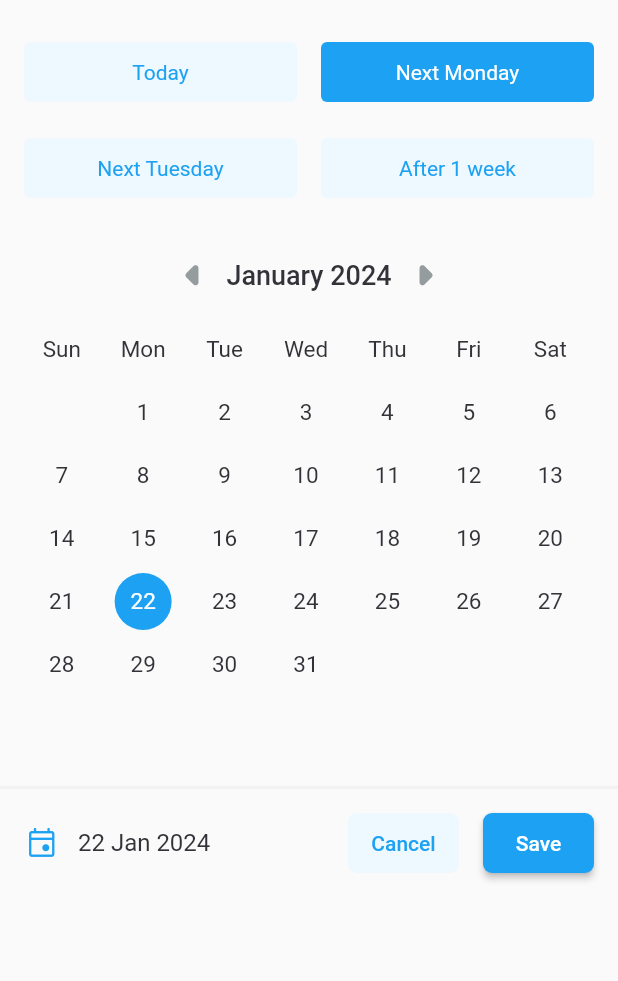
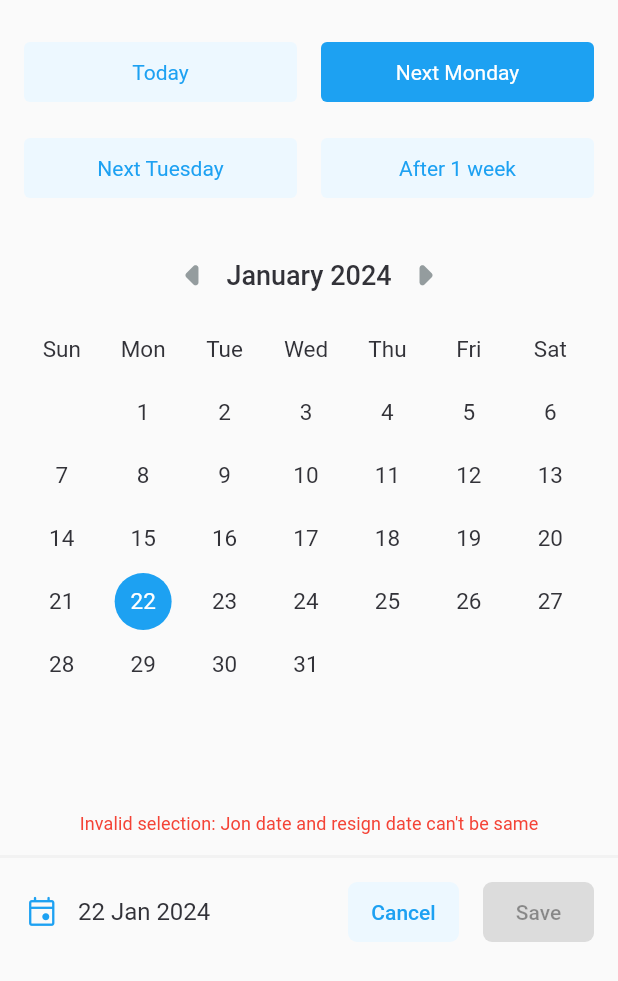
Before and after one commit to mustafabhatkar/employee-manager, a Flutter app: the MyDatePicker widget shown alone on an empty page, opened directly with empty values, after a tap on "Next Monday", on a phone screen of 412 x 824 dp. Shown: the top 981 px of the screen. Run offline on Flutter 3.47's test engine with Material 3 defaults, Android fonts, the phone set to English and light mode, and no system bars; our stand-ins replace flutter_bloc, flutter_slidable, flutter_svg, google_fonts, hive, hive_flutter; accounts and stored records are empty.

Commit message:
Added all the validations and features and tested successfully

```diff
--- a/lib/cubits/date_picker_cubit.dart
+++ b/lib/cubits/date_picker_cubit.dart
@@ -1,3 +1,4 @@
+
 import 'package:employee_manager/data/models/my_date_time_podo.dart';
 import 'package:employee_manager/utils/extension.dart';
 import 'package:employee_manager/utils/strings.dart';
@@ -5,46 +6,96 @@ import 'package:flutter_bloc/flutter_bloc.dart';
 
 class DatePickerCubit extends Cubit<MyDateTime> {
   final bool isJoinDate;
-  DatePickerCubit({required this.isJoinDate})
+  final DateTime? joinDate;
+  final DateTime? resignDate;
+  DatePickerCubit(
+      {required this.joinDate,
+      required this.resignDate,
+      required this.isJoinDate})
       : super(isJoinDate
             ? MyDateTime(
+                isValid: true,
                 date: DateTime.now(),
                 dateString: DateTime.now().toEditFormat(),
-                selectedShortcut: 0)
+                selectedShortcut: 0,
+              )
             : MyDateTime(
-                date: null, dateString: Strings.noDate, selectedShortcut: 0));
+                isValid: true,
+                date: null,
+                dateString: Strings.noDate,
+                selectedShortcut: 0,
+              ));
 
   void onDateChangeManually({required DateTime date}) {
     DateTime currentDate = DateTime.now();
     var daysUntilMonday = (DateTime.monday - currentDate.weekday + 7) % 7;
-    DateTime nextMonday = currentDate.add(Duration(days: daysUntilMonday));
+
+    DateTime nextMonday = currentDate
+        .add(Duration(days: daysUntilMonday == 0 ? 7 : daysUntilMonday));
 
     int daysUntilTuesday = (DateTime.tuesday - currentDate.weekday + 7) % 7;
-    DateTime nextTuesday = currentDate.add(Duration(days: daysUntilTuesday));
+    DateTime nextTuesday = currentDate
+        .add(Duration(days: daysUntilTuesday == 0 ? 7 : daysUntilTuesday));
 
     DateTime nextWeek = currentDate.add(const Duration(days: 7));
 
     int selectedShortcut = -1;
     if (isJoinDate) {
-      if (date.compareOnlyDateTo(currentDate)) {
+      if (date.isSameDateAs(currentDate)) {
         selectedShortcut = 0;
-      } else if (date.compareOnlyDateTo(nextMonday)) {
+      } else if (date.isSameDateAs(nextMonday)) {
         selectedShortcut = 1;
-      } else if (date.compareOnlyDateTo(nextTuesday)) {
+      } else if (date.isSameDateAs(nextTuesday)) {
         selectedShortcut = 2;
-      } else if (date.compareOnlyDateTo(nextWeek)) {
+      } else if (date.isSameDateAs(nextWeek)) {
         selectedShortcut = 3;
       }
     } else {
-      if (date.compareOnlyDateTo(currentDate)) {
+      if (date.isSameDateAs(currentDate)) {
         selectedShortcut = 1;
       }
     }
 
     emit(MyDateTime(
         date: date,
+        isValid: validateDate(date),
         dateString: date.toEditFormat(),
-        selectedShortcut: selectedShortcut));
+        selectedShortcut: selectedShortcut,
+        errorMessage: validationErrorMessage(date)));
+  }
+
+  bool validateDate(DateTime selectedDate) {
+    if (isJoinDate && resignDate != null) {
+      if (selectedDate.isAfter(resignDate!)) {
+        return false;
+      } else if (selectedDate.isSameDateAs(resignDate!)) {
+        return false;
+      }
+    } else if (!isJoinDate) {
+      if (selectedDate.isBefore(joinDate!)) {
+        return false;
+      } else if (selectedDate.isSameDateAs(joinDate!)) {
+        return false;
+      }
+    }
+    return true;
+  }
+
+  String validationErrorMessage(DateTime selectedDate) {
+    if (isJoinDate && resignDate != null) {
+      if (selectedDate.isAfter(resignDate!)) {
+        return Strings.errorJoinDate;
+      } else if (selectedDate.isSameDateAs(resignDate!)) {
+        return Strings.errorSameJoinResignDate;
+      }
+    } else if (!isJoinDate) {
+      if (selectedDate.isBefore(joinDate!)) {
+        return Strings.errorResignDate;
+      } else if (selectedDate.isSameDateAs(joinDate!)) {
+        return Strings.errorSameJoinResignDate;
+      }
+    }
+    return "";
   }
 
   void onDateChangeByShortcut({required int selectedShortcut}) {
@@ -55,16 +106,20 @@ class DatePickerCubit extends Cubit<MyDateTime> {
         case 0:
           myDateTime = MyDateTime(
               date: null,
+              errorMessage: validationErrorMessage(currentDate),
+              isValid: validateDate(currentDate),
               dateString: currentDate.toEditFormat(),
               selectedShortcut: 0);
 
           break;
         case 1:
           var daysUntilMonday = (DateTime.monday - currentDate.weekday + 7) % 7;
-          DateTime nextMonday =
-              currentDate.add(Duration(days: daysUntilMonday));
+          DateTime nextMonday = currentDate
+              .add(Duration(days: daysUntilMonday == 0 ? 7 : daysUntilMonday));
           myDateTime = MyDateTime(
               date: nextMonday,
+              errorMessage: validationErrorMessage(nextMonday),
+              isValid: validateDate(nextMonday),
               dateString: nextMonday.toEditFormat(),
               selectedShortcut: 1);
 
@@ -72,10 +127,12 @@ class DatePickerCubit extends Cubit<MyDateTime> {
         case 2:
           int daysUntilTuesday =
               (DateTime.tuesday - currentDate.weekday + 7) % 7;
-          DateTime nextTuesday =
-              currentDate.add(Duration(days: daysUntilTuesday));
+          DateTime nextTuesday = currentDate.add(
+              Duration(days: daysUntilTuesday == 0 ? 7 : daysUntilTuesday));
           myDateTime = MyDateTime(
               date: nextTuesday,
+              errorMessage: validationErrorMessage(nextTuesday),
+              isValid: validateDate(nextTuesday),
               dateString: nextTuesday.toEditFormat(),
               selectedShortcut: 2);
           break;
@@ -83,6 +140,8 @@ class DatePickerCubit extends Cubit<MyDateTime> {
           DateTime nextWeek = currentDate.add(const Duration(days: 7));
           myDateTime = MyDateTime(
               date: nextWeek,
+              errorMessage: validationErrorMessage(nextWeek),
+              isValid: validateDate(nextWeek),
               dateString: nextWeek.toEditFormat(),
               selectedShortcut: 3);
           break;
@@ -91,11 +150,16 @@ class DatePickerCubit extends Cubit<MyDateTime> {
       switch (selectedShortcut) {
         case 0:
           myDateTime = MyDateTime(
-              date: null, dateString: Strings.noDate, selectedShortcut: 0);
+              isValid: true,
+              date: null,
+              dateString: Strings.noDate,
+              selectedShortcut: 0);
           break;
         case 1:
           myDateTime = MyDateTime(
+              isValid: validateDate(currentDate),
               date: currentDate,
+              errorMessage: validationErrorMessage(currentDate),
               dateString: currentDate.toEditFormat(),
               selectedShortcut: 1);
           break;
@@ -103,6 +167,4 @@ class DatePickerCubit extends Cubit<MyDateTime> {
     }
     emit(myDateTime);
   }
-
-
 }
--- a/lib/data/models/my_date_time_podo.dart
+++ b/lib/data/models/my_date_time_podo.dart
@@ -2,8 +2,12 @@ class MyDateTime {
   DateTime? date;
   String dateString;
   int selectedShortcut;
+  bool isValid;
+  String errorMessage;
   MyDateTime(
       {required this.date,
       required this.dateString,
-      required this.selectedShortcut});
+      required this.selectedShortcut,
+      required this.isValid,
+      this.errorMessage = ""});
 }
--- a/lib/ui/widgets/date_picker/my_date_picker.dart
+++ b/lib/ui/widgets/date_picker/my_date_picker.dart
@@ -91,6 +91,19 @@ class _MyDatePickerState extends State<MyDatePicker> {
               ],
             ),
           ),
+          BlocBuilder<DatePickerCubit, MyDateTime>(
+              builder: (context, myDateTime) {
+            return Visibility(
+              visible: !myDateTime.isValid,
+              child: Container(
+                  margin: const EdgeInsets.all(16),
+                  child: Text(myDateTime.errorMessage,
+                      style: Theme.of(context)
+                          .textTheme
+                          .titleSmall!
+                          .copyWith(color: Colors.red, fontSize: 12))),
+            );
+          }),
           const Divider(thickness: 2.0, height: 0.0),
           Container(
             margin: const EdgeInsets.all(16.0),
@@ -115,12 +128,17 @@ class _MyDatePickerState extends State<MyDatePicker> {
                 SizedBox(
                     width: 74,
                     height: 40,
-                    child: ElevatedButton(
-                        onPressed: () {
-                          Navigator.pop(context);
-                          widget.onDateSelected(myDateTime.date);
-                        },
-                        child: const Text(Strings.save))),
+                    child: BlocBuilder<DatePickerCubit, MyDateTime>(
+                        builder: (context, myDateTime) {
+                      return ElevatedButton(
+                          onPressed: !myDateTime.isValid
+                              ? null
+                              : () {
+                                  Navigator.pop(context);
+                                  widget.onDateSelected(myDateTime.date);
+                                },
+                          child: const Text(Strings.save));
+                    })),
               ],
             ),
           )
--- a/lib/utils/extension.dart
+++ b/lib/utils/extension.dart
@@ -16,7 +16,7 @@ extension FormatDateExtension on DateTime {
   String toEditFormat() => DateFormat('d MMM yyyy').format(this);
   String toDisplayFormat() => DateFormat('d MMM, yyyy').format(this);
 
-  bool compareOnlyDateTo(DateTime date2) {
+  bool isSameDateAs(DateTime date2) {
     DateTime newDate1 = DateTime(year, month, day);
     DateTime newDate2 = DateTime(date2.year, date2.month, date2.day);
     return newDate1.isAtSameMomentAs(newDate2);
--- a/lib/utils/strings.dart
+++ b/lib/utils/strings.dart
@@ -27,6 +27,12 @@ class Strings {
 
   //Error
   static const mandatory = "Mandatory";
+  static const errorJoinDate =
+      "Invalid selection: Join date cannot be after the resign date";
+  static const errorResignDate =
+      "Invalid selection: Resign date cannot be before the join date";
+  static const errorSameJoinResignDate =
+      "Invalid selection: Jon date and resign date can't be same";
 
   //Success
   static const dataSaved = "Date saved successfully!";
```
Also changed, not shown: lib/ui/screens/add_edit_page.dart (+22 -9 lines), lib/ui/screens/home_page.dart (+23 -7 lines), lib/ui/widgets/emp_list_item.dart (+24 -3 lines).
